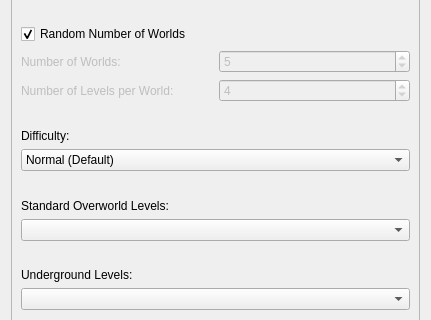
Qt form SMB1/SMB1_Compliance_To_SMB1/Configure_Level_Form.ui (Coolcord/Level-Headed) before a commit; both pictures show x 0 to 431 and y 178 to 498 of the 431 by 746 pixel window.
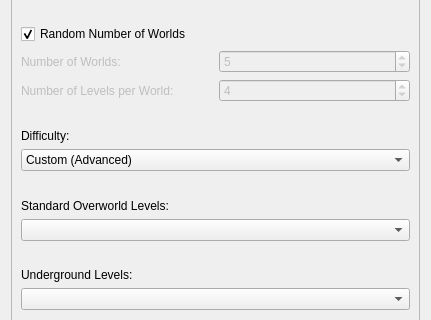
The same form after that commit.

Patch:
```diff
--- a/SMB1/SMB1_Compliance_To_SMB1/Configure_Level_Form.ui
+++ b/SMB1/SMB1_Compliance_To_SMB1/Configure_Level_Form.ui
@@ -205,7 +205,7 @@
          <item>
           <widget class="QComboBox" name="comboDifficulty">
            <property name="currentIndex">
-            <number>3</number>
+            <number>0</number>
            </property>
            <item>
             <property name="text">
```
Left out of the diff: 4 changed lines with no effect on the pictures.
